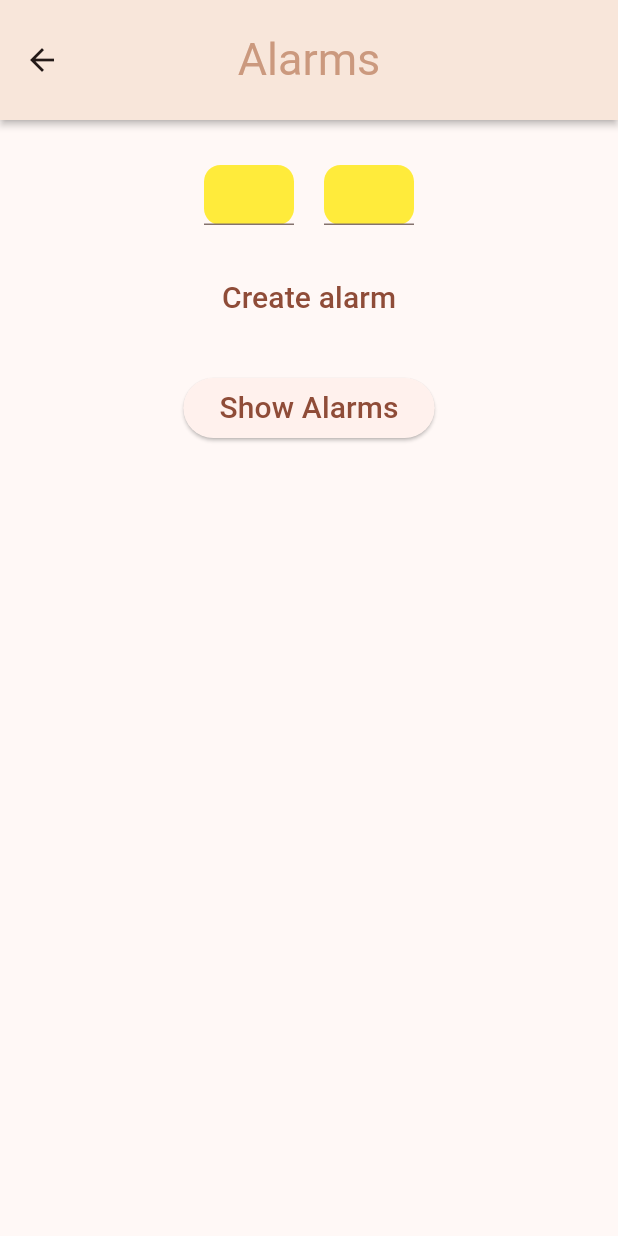
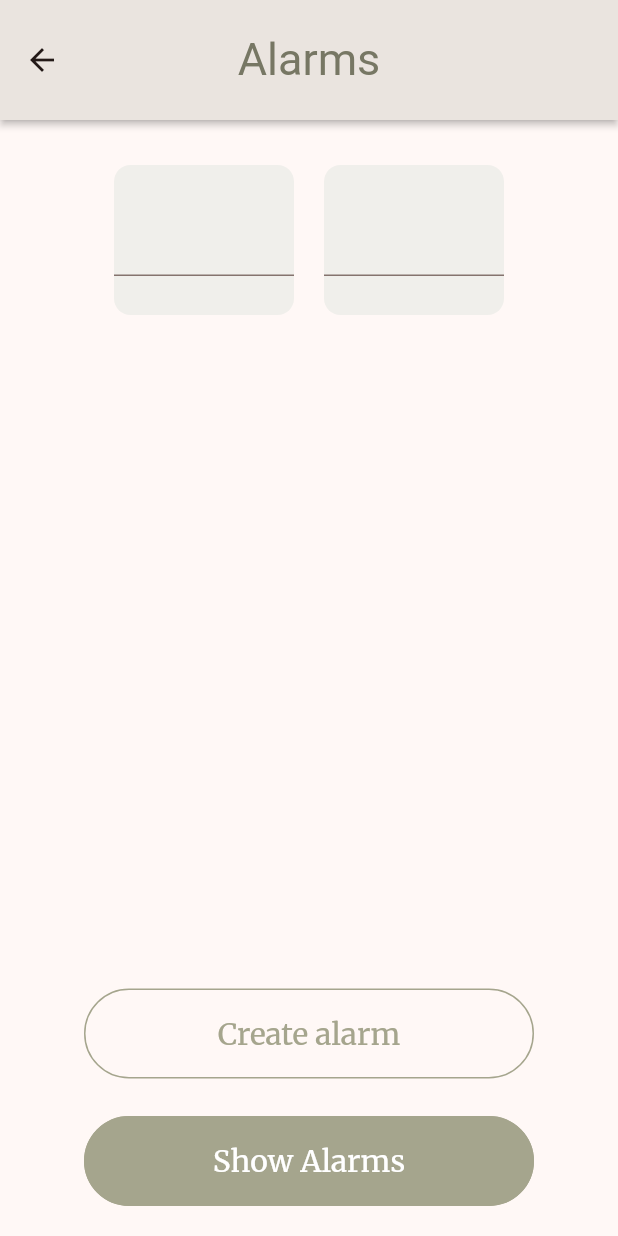
Before and after one commit to audreyhan222/App-Challenge, a Flutter app: the MainPage screen opened directly, after a tap on "Alarm", on a phone screen of 412 x 824 dp. Run offline on Flutter 3.47's test engine with Material 2 defaults, Android fonts, the phone set to English and light mode, and no system bars; drawn by our look-alikes of getwidget; our stand-ins replace cloud_firestore, firebase_auth, firebase_core, google_fonts; missing offline and left inert: flutter_alarm_clock; accounts and stored records are empty; Roboto replaces fonts that are missing (Kanit).

Commit message:
final app

```diff
--- a/lib/AlarmPage.dart
+++ b/lib/AlarmPage.dart
@@ -4,7 +4,8 @@ import 'package:flutter_alarm_clock/flutter_alarm_clock.dart';
 import 'package:google_fonts/google_fonts.dart';
 import 'package:cloud_firestore/cloud_firestore.dart';
 import 'package:firebase_auth/firebase_auth.dart';
-
+import 'globals.dart' as globals;
+import 'package:getwidget/getwidget.dart';
 
   FirebaseFirestore firestore = FirebaseFirestore.instance;
 
@@ -17,72 +18,40 @@ class AlarmPage extends StatefulWidget {
 
 class _AlarmPageState extends State<AlarmPage> {
 
-  // creating text editing controller to take hour
-  // and minute as input
   TextEditingController hourController = TextEditingController();
   TextEditingController minuteController = TextEditingController();
-
-  // Future<void> addAlarm(int hour, int minutes) async {
-  //   final CollectionReference alarms = FirebaseFirestore.instance.collection('alarms');
-  //     await alarms.add({
-  //     'hour': hour,
-  //     'minutes': minutes,
-  //   });
-  // }
-
-  // // Retrieve alarms
-  // Stream<QuerySnapshot> getAlarms() {
-  //   return FirebaseFirestore.instance.collection('alarms').snapshots();
-  // }
-
-  CollectionReference alarmCollection = firestore.collection('alarms');
-
-  Future<void> addAlarmToFirestore(TimeOfDay alarm) async {
-  User? user = FirebaseAuth.instance.currentUser;
-  if (user != null) {
-    await alarmCollection.add({
-      'alarm': alarm,
-      'userId': user.uid,
-    });
-  }
-}
-
-Stream<QuerySnapshot> getUserAlarms() {
-  User? user = FirebaseAuth.instance.currentUser;
-  if (user != null) {
-    return alarmCollection.where('userId', isEqualTo: user.uid).snapshots();
-  } else {
-    return Stream.empty();
-  }
-}
 
   @override
   Widget build(BuildContext context) {
     return Scaffold(
       appBar: AppBar (
-        title: Text("Alarms", style: GoogleFonts.kanit(color: Color.fromRGBO(203, 153, 126, 1), fontSize: 30)),
+        title: Text("Alarms", style: GoogleFonts.kanit(color: Color.fromRGBO(119, 119, 100, 1), fontSize: 30)),
         centerTitle: true,
-        backgroundColor: Color.fromRGBO(255, 241, 230, 1),
+        backgroundColor: Color.fromRGBO(240, 239, 235, 1),
         toolbarHeight: 80,
         toolbarOpacity: 1.0,
         shadowColor: Colors.black,
         elevation: 2.0,
       ),
       body: Center(
-          child: Column(children: <Widget>[
+          child: Column(children: [
         SizedBox(height: 30),
+        Expanded (
+          child: Column (
+            children: [
               Row(
                 mainAxisAlignment: MainAxisAlignment.center,
                 children: [
                   Container(
-              height: 40,
-              width: 60,
+                    height: 100,
+                    width: 120,
                     decoration: BoxDecoration(
                         shape: BoxShape.rectangle,
-                  color: Colors.yellow,
+                        color: Color.fromRGBO(240, 239, 235, 1),
                         borderRadius: BorderRadius.circular(11)),
                     child: Center(
                       child: TextField(
+
                         controller: hourController,
                         keyboardType: TextInputType.number,
                       ),
@@ -90,11 +59,11 @@ Stream<QuerySnapshot> getUserAlarms() {
                   ),
                   SizedBox(width: 20),
                   Container(
-              height: 40,
-              width: 60,
+                    height: 100,
+                    width: 120,
                     decoration: BoxDecoration(
                         shape: BoxShape.rectangle,
-                  color: Colors.yellow,
+                        color: Color.fromRGBO(240, 239, 235, 1),
                         borderRadius: BorderRadius.circular(11)),
                     child: Center(
                       child: TextField(
@@ -105,51 +74,76 @@ Stream<QuerySnapshot> getUserAlarms() {
                   ),
                 ],
               ),
+            ]
+          ),
+        ),
         Container(
+          height: 60,
+          width: 300,
           margin: const EdgeInsets.all(25),
-          child: TextButton(
-            child: const Text(
+          child: GFButton (
+            shape: GFButtonShape.pills,
+            type: GFButtonType.outline,
+            color: Color.fromRGBO(165, 165, 141, 1),
+            child: Text(
               'Create alarm',
-              style: TextStyle(fontSize: 20.0),
+              style: GoogleFonts.merriweather(color: Color.fromRGBO(165, 165, 141, 1), fontSize: 20),
             ),
             onPressed: () {
 
-//           ADD STUFF FOR FIREBASE HERE
-//           reference notes page
-//           make array to hold info about alarm
-//           ex) hour, minutes, am/pm, set (true or false, indicating whether the alarm has been added to the phone)
-//           reference notes page on how to add that to the firebase
-//           title of alarm doc can just be the time or smth
-//           just change the parts where it says notes collection to alarm collection
-//
-//
               int hour;
               int minutes;
               hour = int.parse(hourController.text);
               minutes = int.parse(minuteController.text);
-              // addAlarm(hour, minutes);
 
-              TimeOfDay alarm = TimeOfDay(hour: hour, minute: minutes);
-              addAlarmToFirestore(alarm);
+              final alarm_data = <String, String> {
+                "Hour": hour.toString(),
+                "Minutes": minutes.toString(),
+                "Added": "False",
+              };
 
-              // creating alarm after converting hour
-              // and minute into integer
+              if (globals.main_id == globals.user_id) {
+                alarm_data["Added"] = "True";
                 FlutterAlarmClock.createAlarm(hour: hour, minutes: minutes);
+              }
+
+              final docRef = globals.firestore.collection("users").doc(globals.main_id);
+                docRef.get().then (
+                  (DocumentSnapshot doc) async {
+                    final data = doc.data() as Map<String, dynamic>;
+                    firestore
+                      .collection("users")
+                      .doc (data["Main Email"])
+                      .collection ("alarms")
+                      .doc ()
+                      .set (alarm_data)
+                      .onError((e, _) => print("Error writing document: $e"));
+                  }
+                );
+
             },
           ),
         ),
-        ElevatedButton(
+
+        Container(
+          height: 60,
+          width: 300,
+          child: GFButton (
+          shape: GFButtonShape.pills,
+          color: Color.fromRGBO(165, 165, 141, 1),
           onPressed: () {
             // show alarm
             // getAlarms();
-            getUserAlarms();
+            //getUserAlarms();
             FlutterAlarmClock.showAlarms();
           },
-          child: const Text(
+          child: Text(
             'Show Alarms',
-            style: TextStyle(fontSize: 20.0),
+            style: GoogleFonts.merriweather(color: Colors.white, fontSize: 20),
           ),
         ),
+        ),
+        SizedBox(height: 20),
       ])),
     );
   }
--- a/lib/MainPage.dart
+++ b/lib/MainPage.dart
@@ -1,3 +1,4 @@
+import 'package:cloud_firestore/cloud_firestore.dart';
 import 'package:flutter/material.dart';
 import 'AlarmPage.dart';
 import 'NotesPage.dart';
@@ -7,6 +8,37 @@ import 'package:google_fonts/google_fonts.dart';
 import 'package:flutter_alarm_clock/flutter_alarm_clock.dart';
 import 'globals.dart' as globals;
 
+Future<void> getAlarms() async {
+  final DocumentReference userDocRef = globals.firestore.collection("users").doc(globals.user_id);
+
+    try {
+      // Access the "alarms" subcollection and fetch its documents
+      QuerySnapshot alarmQuerySnapshot = await userDocRef.collection("alarms").get();
+
+      if (alarmQuerySnapshot.docs.isNotEmpty) {
+        var alarms_list = alarmQuerySnapshot.docs;
+        for (final alarmDoc in alarms_list) {
+          final data = alarmDoc.data() as Map<String, dynamic>;
+          final added = data["Added"];
+          if (added == "False") {
+            var hour = data["Hour"];
+            var minutes = data["Minutes"];
+            FlutterAlarmClock.createAlarm(hour: int.parse(hour.toString()), minutes: int.parse(minutes.toString()));
+            final alarm_data = <String, String> {
+              "Hour": hour.toString(),
+              "Minutes": minutes.toString(),
+              "Added": "True",
+            };
+            globals.firestore.collection("users").doc(globals.user_id).collection("alarms").doc(alarmDoc.reference.id).set(alarm_data);
+          }
+        }
+      } else {
+        print("No alarms found in the subcollection.");
+      }
+    } catch (e) {
+      print("Error fetching alarms: $e");
+    }
+}
 class MainPage extends StatefulWidget {
   const MainPage({super.key});
   @override
@@ -16,13 +48,12 @@ class MainPage extends StatefulWidget {
 class _MainPageState extends State<MainPage> {
   @override
   Widget build (BuildContext context) {
-    if (globals.user_id == globals.main_id){
-      //Loop through the alarms subcollection and basically add any alarms that have "set" as false and the make "set" true
-      //FlutterAlarmClock.createAlarm(hour: hour, minutes: minutes);
+    if (globals.user_id == globals.main_id) {
+      getAlarms();
     }
     return Scaffold(
       appBar: AppBar (
-        title: Text("Home", style: GoogleFonts.kanit(color: Color.fromRGBO(203, 153, 126, 1), fontSize: 30)),
+        title: Image.asset('assets/titlewecare.png', fit: BoxFit.cover),
         centerTitle: true,
         backgroundColor: Color.fromRGBO(255, 241, 230, 1),
         toolbarHeight: 80,
@@ -54,6 +85,7 @@ class _MainPageState extends State<MainPage> {
                     },
                     child: Column (
                       children: [
+                        SizedBox(height:50),
                         Icon(null),
                         Text ("Alarm", style: GoogleFonts.kanit(color: Colors.white, fontSize: 25)),
                       ]
@@ -81,6 +113,7 @@ class _MainPageState extends State<MainPage> {
                     },
                     child: Column (
                       children: [
+                        SizedBox(height:100),
                         Icon(null),
                         Text("Schedule", style: GoogleFonts.kanit(color: Colors.white, fontSize: 25)),
                       ]
@@ -112,6 +145,7 @@ class _MainPageState extends State<MainPage> {
                     },
                     child: Column(
                       children: [
+                        SizedBox(height:90),
                         Icon(null),
                         Text("Notes", style: GoogleFonts.kanit(color: Colors.white, fontSize: 25)),
                       ]
@@ -139,6 +173,7 @@ class _MainPageState extends State<MainPage> {
                     },
                     child: Column(
                       children: [
+                        SizedBox(height:50),
                         Icon(null),
                         Text("Connections", style: GoogleFonts.kanit(color: Colors.white, fontSize: 20))
                       ]
--- a/pubspec.yaml
+++ b/pubspec.yaml
@@ -1,4 +1,4 @@
-name: add_name
+name: WeCare
 description: A new Flutter project.
 
 publish_to: 'none' # Remove this line if you wish to publish to pub.dev
@@ -34,3 +34,5 @@ dev_dependencies:
 
 flutter:
   uses-material-design: true
+  assets:
+  - assets/
```
Also changed, not shown: lib/EnterConnectionPage.dart (+21 -8 lines), lib/main.dart (+9 -5 lines), assets/download.png (added), assets/titlewecare.png (added), assets/wecarelogo.png (added), pubspec.lock. Lines whose indentation alone changed are shown as unchanged.
